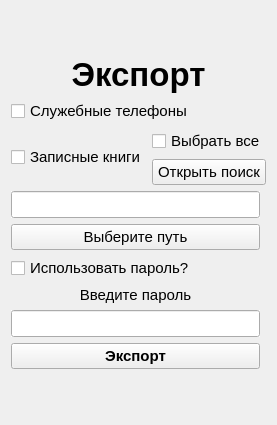
The window that master_export_form.ui (Yavlados/VKR) describes before a commit, drawn with Qt 5.
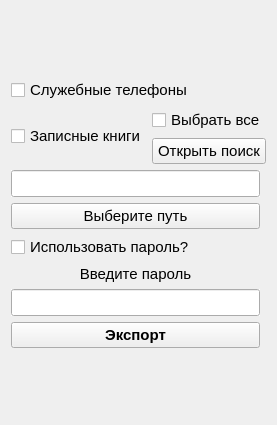
The same window after the commit.

```diff
--- a/master_export_form.ui
+++ b/master_export_form.ui
@@ -17,25 +17,20 @@
    <bool>true</bool>
   </property>
   <layout class="QGridLayout" name="gridLayout">
+   <item row="6" column="0" colspan="2">
+    <spacer name="verticalSpacer">
+     <property name="orientation">
+      <enum>Qt::Vertical</enum>
+     </property>
+     <property name="sizeHint" stdset="0">
+      <size>
+       <width>20</width>
+       <height>40</height>
+      </size>
+     </property>
+    </spacer>
+   </item>
    <item row="1" column="0" colspan="2">
-    <widget class="QLabel" name="label_4">
-     <property name="font">
-      <font>
-       <family>Arial</family>
-       <pointsize>25</pointsize>
-       <weight>75</weight>
-       <bold>true</bold>
-      </font>
-     </property>
-     <property name="text">
-      <string>Экспорт</string>
-     </property>
-     <property name="alignment">
-      <set>Qt::AlignCenter</set>
-     </property>
-    </widget>
-   </item>
-   <item row="2" column="0" colspan="2">
     <layout class="QVBoxLayout" name="verticalLayout_2">
      <item>
       <widget class="QCheckBox" name="cb_off_tel">
@@ -113,7 +108,7 @@
      </item>
     </layout>
    </item>
-   <item row="3" column="0">
+   <item row="2" column="0">
     <layout class="QVBoxLayout" name="verticalLayout">
      <item>
       <widget class="QLineEdit" name="le_file_path">
@@ -145,7 +140,29 @@
      </item>
     </layout>
    </item>
-   <item row="4" column="0">
+   <item row="5" column="0">
+    <layout class="QHBoxLayout" name="horizontalLayout_3">
+     <item>
+      <widget class="QPushButton" name="pb_Export">
+       <property name="font">
+        <font>
+         <family>Arial</family>
+         <pointsize>11</pointsize>
+         <weight>75</weight>
+         <bold>true</bold>
+        </font>
+       </property>
+       <property name="autoFillBackground">
+        <bool>true</bool>
+       </property>
+       <property name="text">
+        <string>Экспорт</string>
+       </property>
+      </widget>
+     </item>
+    </layout>
+   </item>
+   <item row="3" column="0">
     <widget class="QCheckBox" name="cb_set_password">
      <property name="font">
       <font>
@@ -163,7 +180,20 @@
      </property>
     </widget>
    </item>
-   <item row="5" column="0">
+   <item row="0" column="0" colspan="2">
+    <spacer name="verticalSpacer_2">
+     <property name="orientation">
+      <enum>Qt::Vertical</enum>
+     </property>
+     <property name="sizeHint" stdset="0">
+      <size>
+       <width>20</width>
+       <height>40</height>
+      </size>
+     </property>
+    </spacer>
+   </item>
+   <item row="4" column="0">
     <layout class="QVBoxLayout" name="verticalLayout_3">
      <item>
       <widget class="QLabel" name="label">
@@ -198,54 +228,6 @@
      </item>
     </layout>
    </item>
-   <item row="6" column="0">
-    <layout class="QHBoxLayout" name="horizontalLayout_3">
-     <item>
-      <widget class="QPushButton" name="pb_Export">
-       <property name="font">
-        <font>
-         <family>Arial</family>
-         <pointsize>11</pointsize>
-         <weight>75</weight>
-         <bold>true</bold>
-        </font>
-       </property>
-       <property name="autoFillBackground">
-        <bool>true</bool>
-       </property>
-       <property name="text">
-        <string>Экспорт</string>
-       </property>
-      </widget>
-     </item>
-    </layout>
-   </item>
-   <item row="7" column="0" colspan="2">
-    <spacer name="verticalSpacer">
-     <property name="orientation">
-      <enum>Qt::Vertical</enum>
-     </property>
-     <property name="sizeHint" stdset="0">
-      <size>
-       <width>20</width>
-       <height>40</height>
-      </size>
-     </property>
-    </spacer>
-   </item>
-   <item row="0" column="0" colspan="2">
-    <spacer name="verticalSpacer_2">
-     <property name="orientation">
-      <enum>Qt::Vertical</enum>
-     </property>
-     <property name="sizeHint" stdset="0">
-      <size>
-       <width>20</width>
-       <height>40</height>
-      </size>
-     </property>
-    </spacer>
-   </item>
   </layout>
  </widget>
  <resources/>
```
